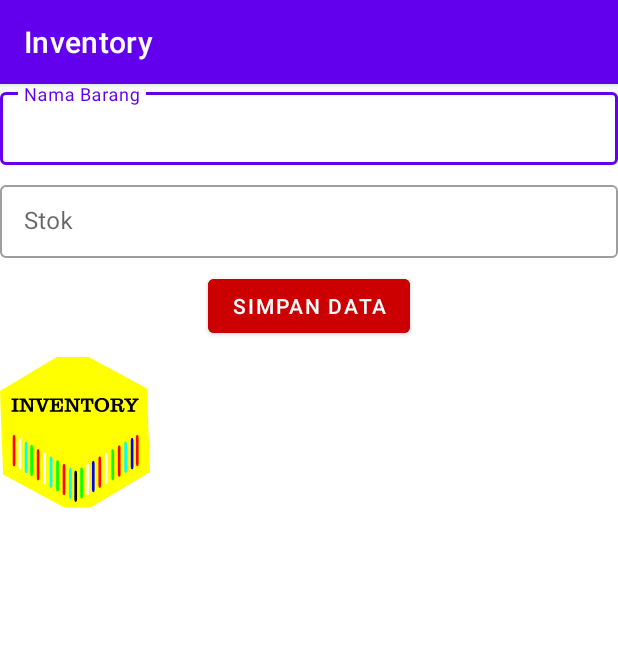
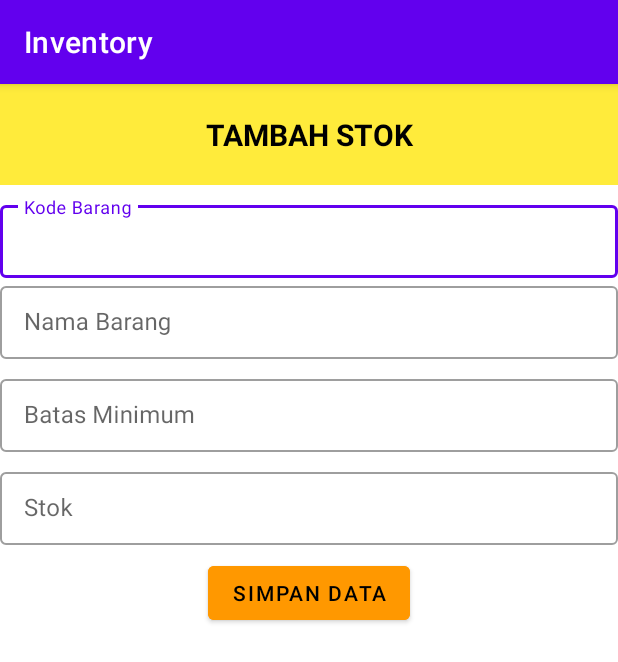
Before and after one commit to Miftakhul1412/Inventory, an Android app: the MainTambahStokActivity screen opened directly, with no data from a screen before it, after a tap on "SIMPAN DATA", on a phone screen of 412 x 824 dp. Shown: the top 662 px of the screen. Run offline under Robolectric (Android 15) with nearby library versions, the phone set to English and light mode, and no system bars.

Commit message:
rubah adapter stok, activity tambah stok, main tambah stok

```diff
--- a/app/src/main/java/com/miftavy/android/inventory/MainTambahStokActivity.kt
+++ b/app/src/main/java/com/miftavy/android/inventory/MainTambahStokActivity.kt
@@ -30,10 +30,12 @@ class MainTambahStokActivity : AppCompatActivity() {
 // kasih klik untuk tombol simpannya
         binding.simpanData.setOnClickListener{
             //ambil inputan text edit text
+            val kodeBarang = binding.kodeBarang.text.toString()
             val namaBarang = binding.NamaBarang.text.toString()
+            val batasMin = binding.batasMin.text.toString()
             val stokBarang = binding.stok.text.toString()
 
-            val StokModel = Stok(barang = namaBarang, stok = stokBarang)
+            val StokModel = Stok(kode = kodeBarang, barang = namaBarang, batasMin = batasMin, stok = stokBarang)
             val listStokModel = mutableListOf<Stok>()
             listStokModel.add(StokModel)
 
--- a/app/src/main/java/com/miftavy/android/inventory/adapter/AdapterStok.kt
+++ b/app/src/main/java/com/miftavy/android/inventory/adapter/AdapterStok.kt
@@ -15,7 +15,9 @@ class AdapterStok(private val clickItem: (Stok) -> Unit) : RecyclerView.Adapter<
         RecyclerView.ViewHolder(binding.root) {
 
         fun bindItem(stok: Stok) {
+            binding.kodeBarang.text = stok.kode
             binding.NamaBarang.text = stok.barang
+            binding.batasMin.text = stok.batasMin
             binding.stok.text = stok.stok
 
             //inti klik untuk masing-masing baris ke recyclerview nya
@@ -53,6 +55,8 @@ class AdapterStok(private val clickItem: (Stok) -> Unit) : RecyclerView.Adapter<
     }
 }
 data class Stok(
+    val kode: String? = null,
     val barang: String? = null,
+    val batasMin: String? = null,
     val stok: String? = null
 )
--- a/app/src/main/res/layout/activity_main_menu.xml
+++ b/app/src/main/res/layout/activity_main_menu.xml
@@ -162,11 +162,12 @@
         android:layout_height="match_parent"
         android:gravity="bottom"
         android:orientation="vertical">
+
         <ImageView
+            android:id="@+id/logo"
             android:layout_width="100dp"
             android:layout_height="100dp"
             android:layout_centerInParent="true"
-        android:id="@+id/logo"
             android:padding="10dp"
             android:src="@drawable/ic_logo_inventory" />
 
@@ -177,8 +178,7 @@
         android:textColor="@color/black"
         android:layout_below="@id/logo"
         android:gravity="center"
-        android:textSize="12sp"
-        >
+        android:textSize="12sp">
     </TextView>
 
 
--- a/app/src/main/res/layout/activity_main_tambah_stok.xml
+++ b/app/src/main/res/layout/activity_main_tambah_stok.xml
@@ -7,22 +7,61 @@
     android:orientation="vertical"
     tools:context=".MainTambahStokActivity">
 
-    <com.google.android.material.textfield.TextInputLayout
+    <TextView
         android:layout_width="match_parent"
         android:layout_height="wrap_content"
+        android:background="#FFEB3B"
+        android:gravity="center"
+        android:padding="20dp"
+        android:text="TAMBAH STOK"
+        android:textColor="@color/black"
+        android:textSize="20dp"
+        android:textStyle="bold" />
+
+    <com.google.android.material.textfield.TextInputLayout
         style="@style/Widget.MaterialComponents.TextInputLayout.OutlinedBox.Dense"
+        android:layout_width="match_parent"
+        android:layout_height="wrap_content"
+        android:layout_marginTop="8dp"
+        android:hint="Kode Barang">
+
+        <com.google.android.material.textfield.TextInputEditText
+            android:id="@+id/kodeBarang"
+            android:layout_width="match_parent"
+            android:layout_height="match_parent"
+            android:inputType="number" />
+    </com.google.android.material.textfield.TextInputLayout>
+
+    <com.google.android.material.textfield.TextInputLayout
+        style="@style/Widget.MaterialComponents.TextInputLayout.OutlinedBox.Dense"
+        android:layout_width="match_parent"
+        android:layout_height="wrap_content"
         android:hint="Nama Barang">
 
         <com.google.android.material.textfield.TextInputEditText
+            android:id="@+id/NamaBarang"
             android:layout_width="match_parent"
             android:layout_height="match_parent"
-            android:id="@+id/NamaBarang"
-            android:inputType="text"/>
+            android:inputType="text" />
     </com.google.android.material.textfield.TextInputLayout>
 
     <com.google.android.material.textfield.TextInputLayout
+        style="@style/Widget.MaterialComponents.TextInputLayout.OutlinedBox.Dense"
         android:layout_width="match_parent"
+        android:layout_height="wrap_content"
+        android:layout_marginTop="8dp"
+        android:hint="Batas Minimum">
+
+        <com.google.android.material.textfield.TextInputEditText
+            android:id="@+id/batasMin"
+            android:layout_width="match_parent"
+            android:layout_height="match_parent"
+            android:inputType="number" />
+    </com.google.android.material.textfield.TextInputLayout>
+
+    <com.google.android.material.textfield.TextInputLayout
         style="@style/Widget.MaterialComponents.TextInputLayout.OutlinedBox.Dense"
+        android:layout_width="match_parent"
         android:layout_height="wrap_content"
         android:layout_marginTop="8dp"
         android:hint="Stok">
@@ -41,12 +80,13 @@
         android:layout_height="wrap_content"
         android:layout_gravity="center_horizontal"
         android:layout_marginTop="8dp"
-        android:backgroundTint="@android:color/holo_red_dark"
-        android:text="Simpan Data" />
+        android:backgroundTint="#FF9800"
+        android:text="Simpan Data"
+        android:textColor="@color/black" />
 
     <androidx.recyclerview.widget.RecyclerView
+        android:id="@+id/rvStok"
         android:layout_width="match_parent"
         android:layout_height="match_parent"
-        android:id="@+id/rvStok"
-        android:layout_marginTop="10dp"/>
+        android:layout_marginTop="10dp" />
 </LinearLayout>
--- a/app/src/main/res/layout/item_adapter_stok.xml
+++ b/app/src/main/res/layout/item_adapter_stok.xml
@@ -5,26 +5,33 @@
     xmlns:tools="http://schemas.android.com/tools"
     tools:context=".MainTambahStokActivity">
 
-    <ImageView
-        android:id="@+id/gambarStok"
-        android:layout_width="100dp"
-        android:layout_height="100dp"
-        android:scaleType="centerCrop"
-        android:src="@drawable/ic_logo_inventory" />
+
     <LinearLayout
         android:layout_width="match_parent"
         android:layout_height="wrap_content"
         android:orientation="vertical"
-        android:layout_toEndOf="@+id/gambarStok"
         android:layout_marginHorizontal="10dp">
 
         <TextView
             android:layout_width="match_parent"
             android:layout_height="wrap_content"
             android:textAppearance="@style/TextAppearance.AppCompat.Body2"
+            android:id="@+id/kodeBarang"
+            android:text="@string/app_name"
+            android:textSize="16sp"/>
+
+        <TextView
+            android:layout_width="match_parent"
+            android:layout_height="wrap_content"
             android:id="@+id/NamaBarang"
             android:text="@string/app_name"
             android:textSize="16sp"/>
+
+        <TextView
+            android:layout_width="match_parent"
+            android:layout_height="wrap_content"
+            android:text="@string/app_name"
+            android:id="@+id/batasMin" />
 
         <TextView
             android:layout_width="match_parent"
```
Lines whose indentation alone changed are shown as unchanged.
